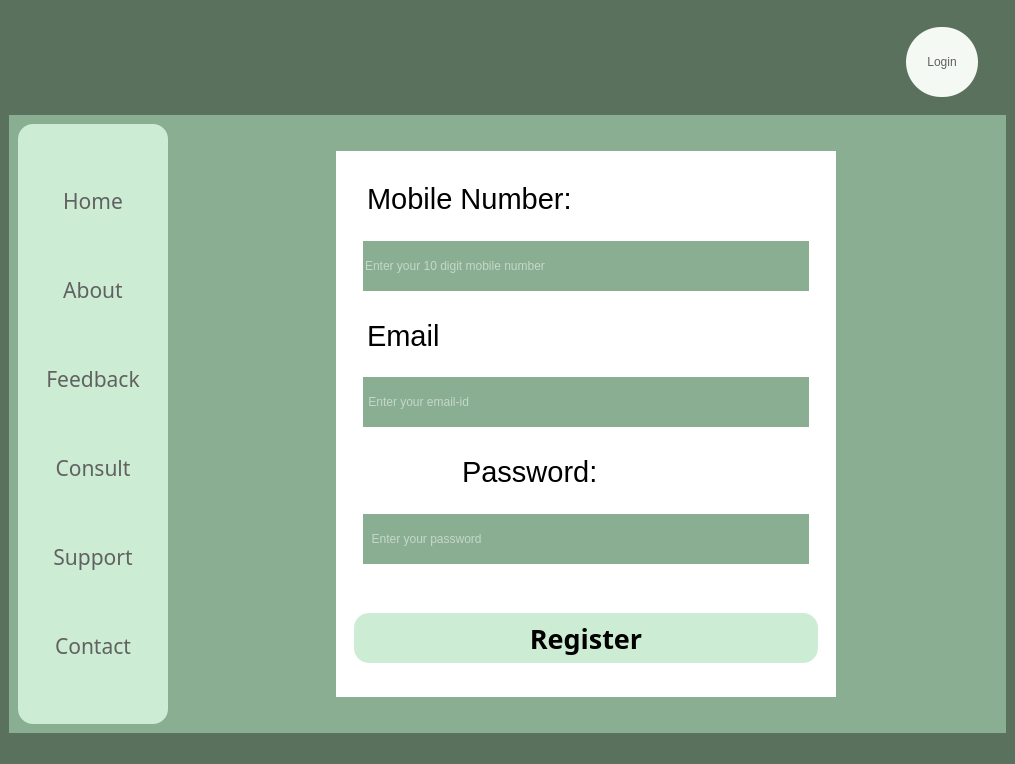
srishtiigautam/restorehealth, file register_window.ui: the form before one commit.
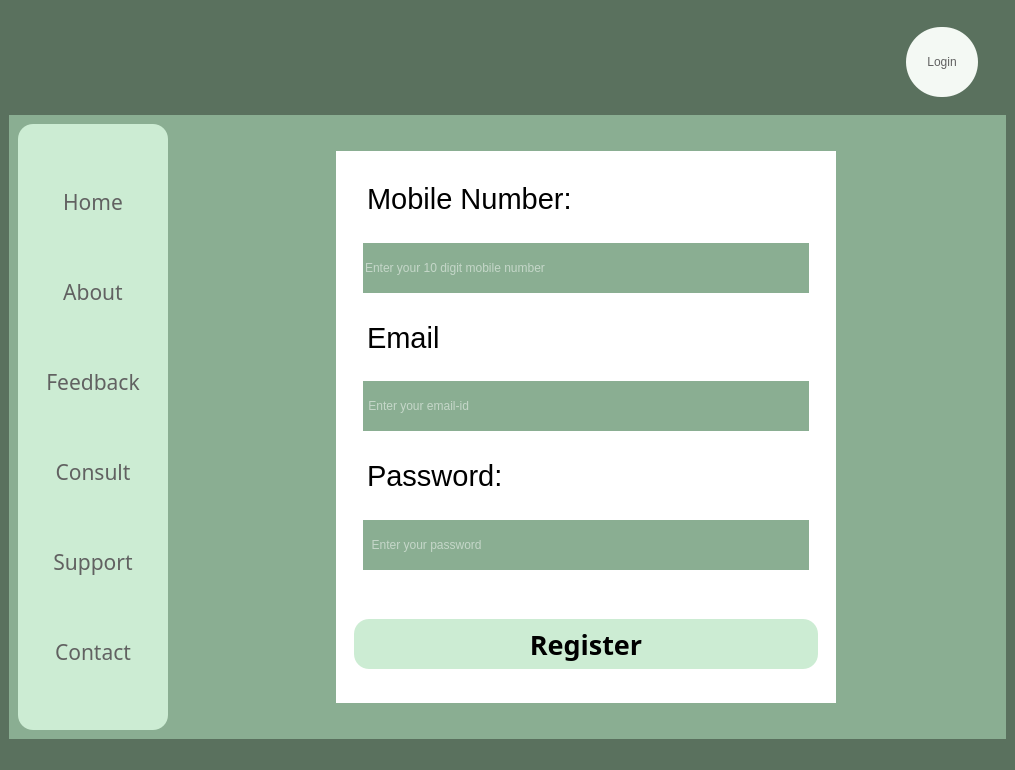
The form after the commit. Icons and pictures are not drawn.

The edit to the form file:
```diff
--- a/register_window.ui
+++ b/register_window.ui
@@ -7,7 +7,7 @@
     <x>0</x>
     <y>0</y>
     <width>1015</width>
-    <height>764</height>
+    <height>770</height>
    </rect>
   </property>
   <property name="windowTitle">
@@ -218,6 +218,7 @@
              <font>
               <family>Javanese Text</family>
               <pointsize>16</pointsize>
+              <weight>50</weight>
               <bold>false</bold>
              </font>
             </property>
@@ -250,6 +251,7 @@
              <font>
               <family>Javanese Text</family>
               <pointsize>16</pointsize>
+              <weight>50</weight>
               <bold>false</bold>
              </font>
             </property>
@@ -282,6 +284,7 @@
              <font>
               <family>Javanese Text</family>
               <pointsize>16</pointsize>
+              <weight>50</weight>
               <bold>false</bold>
              </font>
             </property>
@@ -314,6 +317,7 @@
              <font>
               <family>Javanese Text</family>
               <pointsize>16</pointsize>
+              <weight>50</weight>
               <bold>false</bold>
              </font>
             </property>
@@ -346,6 +350,7 @@
              <font>
               <family>Javanese Text</family>
               <pointsize>16</pointsize>
+              <weight>50</weight>
               <bold>false</bold>
              </font>
             </property>
@@ -378,6 +383,7 @@
              <font>
               <family>Javanese Text</family>
               <pointsize>16</pointsize>
+              <weight>50</weight>
               <bold>false</bold>
              </font>
             </property>
@@ -524,11 +530,10 @@
                            </property>
                            <property name="html">
                             <string>&lt;!DOCTYPE HTML PUBLIC &quot;-//W3C//DTD HTML 4.0//EN&quot; &quot;http://www.w3.org/TR/REC-html40/strict.dtd&quot;&gt;
-&lt;html&gt;&lt;head&gt;&lt;meta name=&quot;qrichtext&quot; content=&quot;1&quot; /&gt;&lt;meta charset=&quot;utf-8&quot; /&gt;&lt;style type=&quot;text/css&quot;&gt;
+&lt;html&gt;&lt;head&gt;&lt;meta name=&quot;qrichtext&quot; content=&quot;1&quot; /&gt;&lt;style type=&quot;text/css&quot;&gt;
 p, li { white-space: pre-wrap; }
-hr { height: 1px; border-width: 0; }
-&lt;/style&gt;&lt;/head&gt;&lt;body style=&quot; font-family:'Segoe UI'; font-size:9pt; font-weight:400; font-style:normal;&quot;&gt;
-&lt;p style=&quot; margin-top:0px; margin-bottom:0px; margin-left:0px; margin-right:0px; -qt-block-indent:0; text-indent:0px;&quot;&gt;&lt;span style=&quot; font-size:22pt;&quot;&gt;Mobile Number:&lt;/span&gt;&lt;/p&gt;&lt;/body&gt;&lt;/html&gt;</string>
+&lt;/style&gt;&lt;/head&gt;&lt;body style=&quot; font-family:'MS Shell Dlg 2'; font-size:9.6pt; font-weight:400; font-style:normal;&quot;&gt;
+&lt;p style=&quot; margin-top:0px; margin-bottom:0px; margin-left:0px; margin-right:0px; -qt-block-indent:0; text-indent:0px;&quot;&gt;&lt;span style=&quot; font-family:'Segoe UI'; font-size:22pt;&quot;&gt;Mobile Number:&lt;/span&gt;&lt;/p&gt;&lt;/body&gt;&lt;/html&gt;</string>
                            </property>
                           </widget>
                          </item>
@@ -603,11 +608,10 @@
                            </property>
                            <property name="html">
                             <string>&lt;!DOCTYPE HTML PUBLIC &quot;-//W3C//DTD HTML 4.0//EN&quot; &quot;http://www.w3.org/TR/REC-html40/strict.dtd&quot;&gt;
-&lt;html&gt;&lt;head&gt;&lt;meta name=&quot;qrichtext&quot; content=&quot;1&quot; /&gt;&lt;meta charset=&quot;utf-8&quot; /&gt;&lt;style type=&quot;text/css&quot;&gt;
+&lt;html&gt;&lt;head&gt;&lt;meta name=&quot;qrichtext&quot; content=&quot;1&quot; /&gt;&lt;style type=&quot;text/css&quot;&gt;
 p, li { white-space: pre-wrap; }
-hr { height: 1px; border-width: 0; }
-&lt;/style&gt;&lt;/head&gt;&lt;body style=&quot; font-family:'Segoe UI'; font-size:9pt; font-weight:400; font-style:normal;&quot;&gt;
-&lt;p style=&quot; margin-top:0px; margin-bottom:0px; margin-left:0px; margin-right:0px; -qt-block-indent:0; text-indent:0px;&quot;&gt;&lt;span style=&quot; font-size:22pt;&quot;&gt;Email&lt;/span&gt;&lt;/p&gt;&lt;/body&gt;&lt;/html&gt;</string>
+&lt;/style&gt;&lt;/head&gt;&lt;body style=&quot; font-family:'MS Shell Dlg 2'; font-size:9.6pt; font-weight:400; font-style:normal;&quot;&gt;
+&lt;p style=&quot; margin-top:0px; margin-bottom:0px; margin-left:0px; margin-right:0px; -qt-block-indent:0; text-indent:0px;&quot;&gt;&lt;span style=&quot; font-family:'Segoe UI'; font-size:22pt;&quot;&gt;Email&lt;/span&gt;&lt;/p&gt;&lt;/body&gt;&lt;/html&gt;</string>
                            </property>
                           </widget>
                          </item>
@@ -678,7 +682,7 @@
                          <enum>QFrame::Raised</enum>
                         </property>
                         <layout class="QVBoxLayout" name="verticalLayout_10">
-                         <item alignment="Qt::AlignHCenter|Qt::AlignVCenter">
+                         <item>
                           <widget class="QTextBrowser" name="textBrowser_2">
                            <property name="minimumSize">
                             <size>
@@ -688,11 +692,10 @@
                            </property>
                            <property name="html">
                             <string>&lt;!DOCTYPE HTML PUBLIC &quot;-//W3C//DTD HTML 4.0//EN&quot; &quot;http://www.w3.org/TR/REC-html40/strict.dtd&quot;&gt;
-&lt;html&gt;&lt;head&gt;&lt;meta name=&quot;qrichtext&quot; content=&quot;1&quot; /&gt;&lt;meta charset=&quot;utf-8&quot; /&gt;&lt;style type=&quot;text/css&quot;&gt;
+&lt;html&gt;&lt;head&gt;&lt;meta name=&quot;qrichtext&quot; content=&quot;1&quot; /&gt;&lt;style type=&quot;text/css&quot;&gt;
 p, li { white-space: pre-wrap; }
-hr { height: 1px; border-width: 0; }
-&lt;/style&gt;&lt;/head&gt;&lt;body style=&quot; font-family:'Segoe UI'; font-size:9pt; font-weight:400; font-style:normal;&quot;&gt;
-&lt;p style=&quot; margin-top:0px; margin-bottom:0px; margin-left:0px; margin-right:0px; -qt-block-indent:0; text-indent:0px;&quot;&gt;&lt;span style=&quot; font-size:22pt;&quot;&gt;Password:&lt;/span&gt;&lt;/p&gt;&lt;/body&gt;&lt;/html&gt;</string>
+&lt;/style&gt;&lt;/head&gt;&lt;body style=&quot; font-family:'MS Shell Dlg 2'; font-size:9.6pt; font-weight:400; font-style:normal;&quot;&gt;
+&lt;p style=&quot; margin-top:0px; margin-bottom:0px; margin-left:0px; margin-right:0px; -qt-block-indent:0; text-indent:0px;&quot;&gt;&lt;span style=&quot; font-family:'Segoe UI'; font-size:22pt;&quot;&gt;Password:&lt;/span&gt;&lt;/p&gt;&lt;/body&gt;&lt;/html&gt;</string>
                            </property>
                           </widget>
                          </item>
@@ -784,6 +787,7 @@
                          <font>
                           <family>Bahnschrift Condensed</family>
                           <pointsize>20</pointsize>
+                          <weight>75</weight>
                           <bold>true</bold>
                          </font>
                         </property>
```
